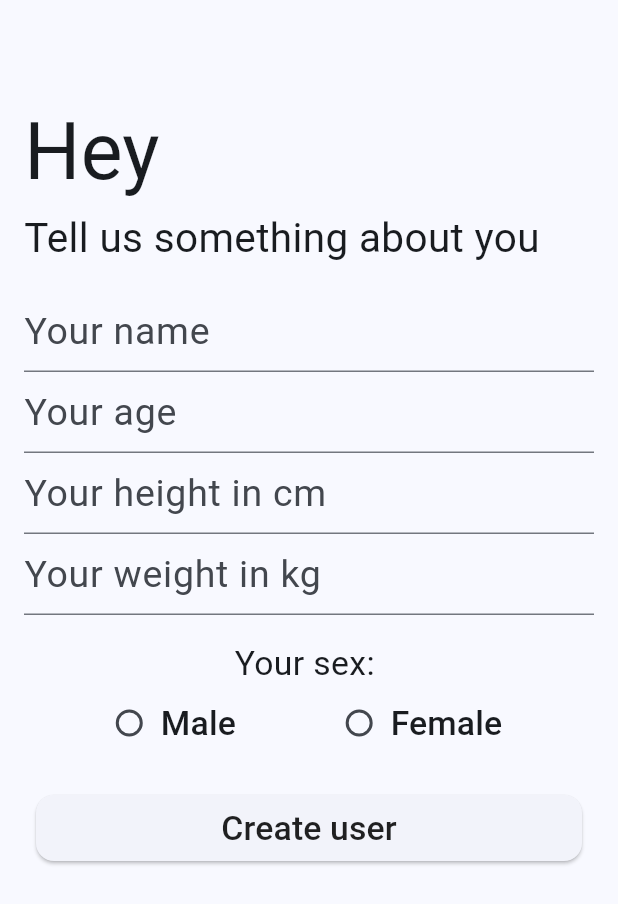
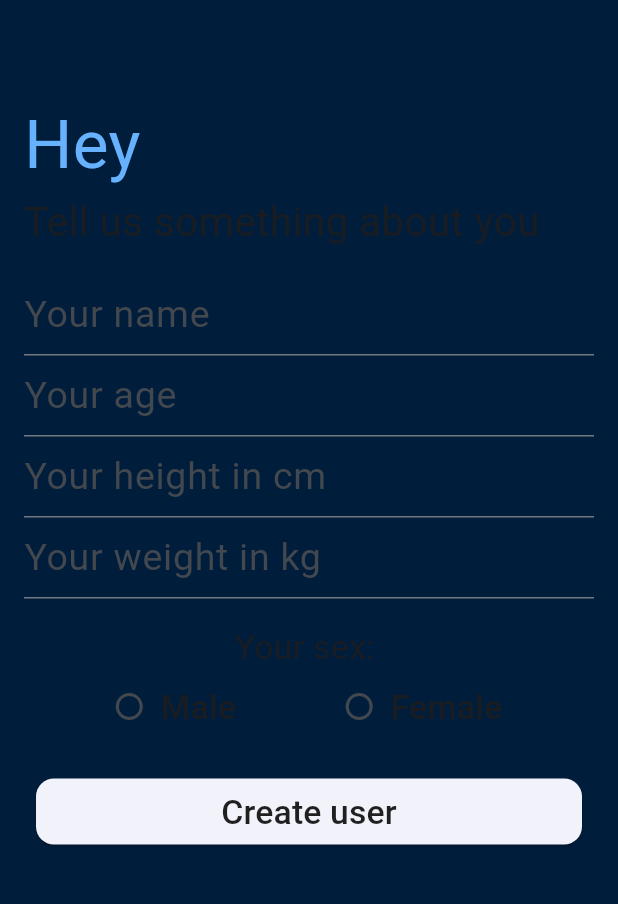
Before and after one commit to koloiyolo/fitness_app, a Flutter app: the screen it shows after launch, on a phone screen of 412 x 824 dp. Shown: the top 904 px of the screen. Run offline on Flutter 3.47's test engine with Material 2 defaults, Android fonts, the phone set to English and light mode, and no system bars; our stand-ins replace geolocator, hive, hive_flutter; accounts and stored records are empty.

Commit message:
splash screen theme fix

```diff
--- a/lib/screens/splash.dart
+++ b/lib/screens/splash.dart
@@ -21,13 +21,18 @@ class _SplashScreenState extends State<SplashScreen> {
   @override
   Widget build(BuildContext context) {
     return Scaffold(
+      backgroundColor: const Color(0xFF001e3c),
         body: SafeArea(
       child: Padding(
         padding: const EdgeInsets.all(16),
         child: ListView(
           children: [
             const SizedBox(height: 48),
-            const BuildText(text: 'Hey', size: 3.5),
+            const Text( 'Hey',
+            style: TextStyle(
+              fontSize: 45,
+              color:  Color.fromARGB(255, 102, 178, 255)
+            ) ,),
             const BuildText(text: 'Tell us something about you', size: 1.8),
             const SizedBox(height: 16),
             TextFormField(
```
